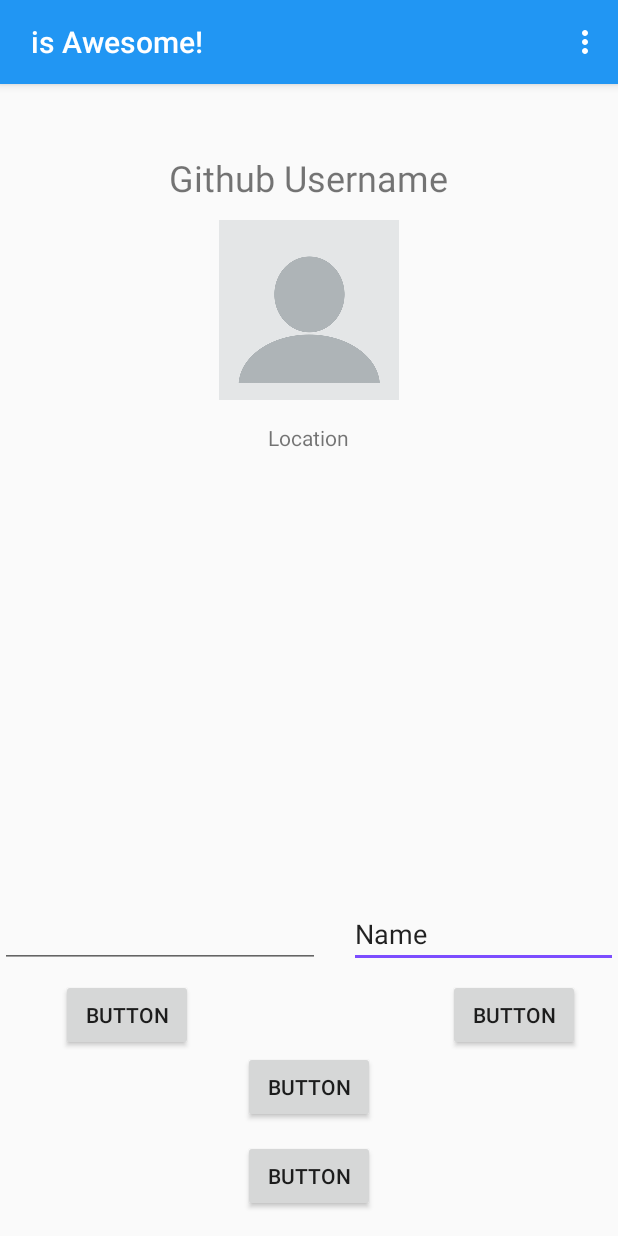
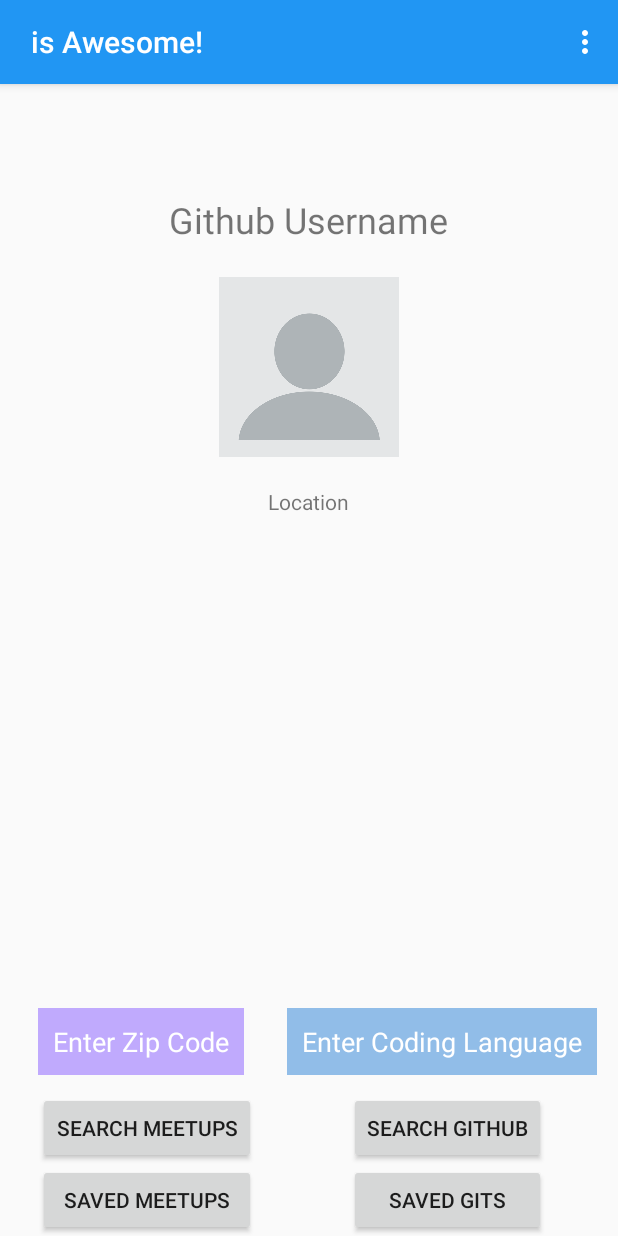
Before and after one commit to Mehequanna/GitAwesome, an Android app: the UserActivity screen opened directly, with no data from a screen before it, on a phone screen of 412 x 824 dp. Run offline under Robolectric (Android 15) with nearby library versions, the phone set to English and light mode, and no system bars; our stand-ins replace ButterKnife, Firebase (no records; nobody signed in at launch, a user with empty details on screens opened directly).

Commit message:
Update User Activity design.

```diff
--- a/app/src/main/res/layout/activity_user.xml
+++ b/app/src/main/res/layout/activity_user.xml
@@ -7,44 +7,79 @@
     android:layout_height="match_parent"
     tools:context="com.mehequanna.gitawesome.ui.UserActivity">
 
-    <Button
-        android:text="Button"
+    <EditText
+        android:id="@+id/zipEditText"
         android:layout_width="wrap_content"
         android:layout_height="wrap_content"
-        android:layout_above="@+id/button"
-        android:layout_centerHorizontal="true"
+        android:background="@color/colorSecondaryDarkBackground"
+        android:textColorHint="@color/colorIcons"
+        android:padding="10dp"
+        android:inputType="number"
+        android:hint="@string/searchZip"
+        android:textAlignment="center"
+        android:layout_marginLeft="25dp"
+        android:layout_marginStart="25dp"
+        android:layout_alignBaseline="@+id/languageEditText"
+        android:layout_alignBottom="@+id/languageEditText"
+        android:layout_alignParentLeft="true"
+        android:layout_alignParentStart="true" />
+
+    <EditText
+        android:id="@+id/languageEditText"
+        android:layout_width="wrap_content"
+        android:layout_height="wrap_content"
+        android:inputType="text"
+        android:hint="@string/searchLanguage"
+        android:background="@color/colorDarkBackground"
+        android:textColorHint="@color/colorIcons"
+        android:padding="10dp"
+        android:textAlignment="center"
+        android:layout_marginRight="14dp"
+        android:layout_marginEnd="14dp"
         android:layout_marginBottom="11dp"
-        android:id="@+id/button2" />
+        android:layout_above="@+id/searchGitButton"
+        android:layout_alignParentRight="true"
+        android:layout_alignParentEnd="true" />
 
     <Button
-        android:text="Button"
+        android:id="@+id/savedGithubButton"
+        android:text="@string/saved_gits"
         android:layout_width="wrap_content"
         android:layout_height="wrap_content"
-        android:layout_marginBottom="16dp"
-        android:id="@+id/button"
         android:layout_alignParentBottom="true"
-        android:layout_alignLeft="@+id/button2"
-        android:layout_alignStart="@+id/button2" />
+        android:layout_alignLeft="@+id/searchGitButton"
+        android:layout_alignStart="@+id/searchGitButton"
+        android:layout_alignRight="@+id/searchGitButton"
+        android:layout_alignEnd="@+id/searchGitButton" />
 
     <Button
-        android:text="Button"
+        android:text="@string/searchMeetupButton"
         android:layout_width="wrap_content"
         android:layout_height="wrap_content"
-        android:layout_above="@+id/button2"
-        android:layout_toLeftOf="@+id/profileImageView"
-        android:layout_toStartOf="@+id/profileImageView"
-        android:layout_marginRight="17dp"
-        android:layout_marginEnd="17dp"
-        android:id="@+id/button3" />
+        android:id="@+id/searchMeetupButton"
+        android:layout_below="@+id/languageEditText"
+        android:layout_alignLeft="@+id/zipEditText"
+        android:layout_alignStart="@+id/zipEditText" />
 
     <Button
-        android:text="Button"
+        android:text="@string/saved_meetups"
         android:layout_width="wrap_content"
         android:layout_height="wrap_content"
-        android:layout_alignTop="@+id/button3"
-        android:layout_toRightOf="@+id/userTextView"
-        android:layout_toEndOf="@+id/userTextView"
-        android:id="@+id/button4" />
+        android:id="@+id/savedMeetupsButton"
+        android:layout_alignParentBottom="true"
+        android:layout_alignRight="@+id/searchMeetupButton"
+        android:layout_alignEnd="@+id/searchMeetupButton"
+        android:layout_alignLeft="@+id/searchMeetupButton"
+        android:layout_alignStart="@+id/searchMeetupButton" />
+
+    <TextView
+        android:text="@string/locationPlaceholder"
+        android:layout_width="wrap_content"
+        android:layout_height="wrap_content"
+        android:id="@+id/locationTextView"
+        android:layout_marginTop="20dp"
+        android:layout_below="@+id/profileImageView"
+        android:layout_centerHorizontal="true" />
 
     <TextView
         android:text="@string/userPlaceholder"
@@ -52,7 +87,7 @@
         android:layout_width="wrap_content"
         android:layout_height="wrap_content"
         android:textAlignment="center"
-        android:layout_marginTop="46dp"
+        android:layout_marginTop="74dp"
         android:id="@+id/userTextView"
         android:layout_alignParentTop="true"
         android:layout_centerHorizontal="true" />
@@ -63,38 +98,18 @@
         app:srcCompat="@drawable/dummyprofile"
         android:contentDescription="@string/profileImage"
         android:id="@+id/profileImageView"
-        android:layout_marginTop="12dp"
+        android:layout_marginTop="22dp"
         android:layout_below="@+id/userTextView"
         android:layout_centerHorizontal="true" />
 
-    <TextView
-        android:text="@string/locationPlaceholder"
+    <Button
+        android:id="@+id/searchGitButton"
+        android:text="@string/searchGitButton"
         android:layout_width="wrap_content"
         android:layout_height="wrap_content"
-        android:id="@+id/locationTextView"
-        android:layout_marginTop="15dp"
-        android:layout_below="@+id/profileImageView"
-        android:layout_centerHorizontal="true" />
-
-    <EditText
-        android:layout_width="wrap_content"
-        android:layout_height="wrap_content"
-        android:inputType="textPersonName"
-        android:text="Name"
-        android:ems="10"
-        android:layout_marginBottom="7dp"
-        android:id="@+id/editText"
-        android:layout_above="@+id/button4"
+        android:layout_above="@+id/savedGithubButton"
         android:layout_toRightOf="@+id/locationTextView"
         android:layout_toEndOf="@+id/locationTextView" />
 
-    <EditText
-        android:layout_width="wrap_content"
-        android:layout_height="wrap_content"
-        android:inputType="number"
-        android:ems="10"
-        android:id="@+id/editText3"
-        android:layout_alignBaseline="@+id/editText"
-        android:layout_alignBottom="@+id/editText" />
 
 </RelativeLayout>
--- a/app/src/main/res/values/strings.xml
+++ b/app/src/main/res/values/strings.xml
@@ -35,4 +35,6 @@
     <string name="create_dialog2">Authenticating with Firebase...</string>
     <string name="create_dialog3">Loading your awesome details!</string>
     <string name="search_language">Search New Language</string>
+    <string name="saved_gits">Saved Gits</string>
+    <string name="saved_meetups">Saved Meetups</string>
 </resources>
```
